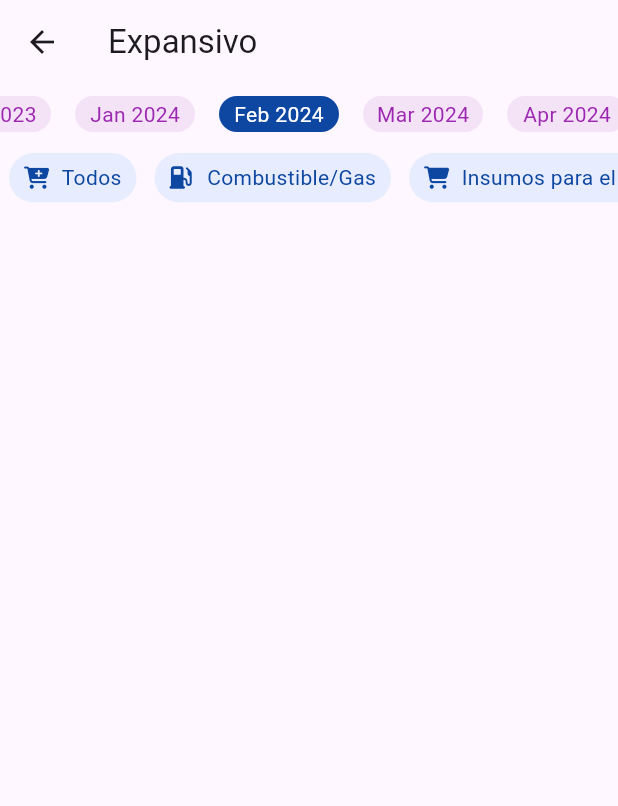
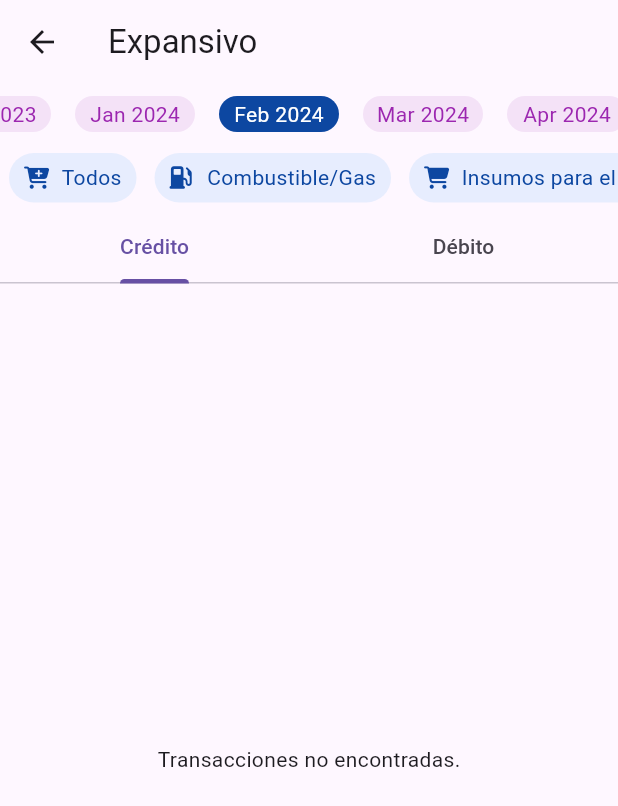
Before and after one commit to ChrisShadow/uaa_expense_tracker, a Flutter app: the Transaction screen opened directly, after a tap on an icon or button, on a phone screen of 412 x 824 dp. Shown: the top 806 px of the screen. Run offline on Flutter 3.47's test engine with Material 3 defaults, Android fonts, the phone set to English and light mode, and no system bars; our stand-ins replace cloud_firestore, firebase_auth, firebase_core, font_awesome_flutter; accounts and stored records are empty.

Commit message:
filter of transactions 2hs/2hs

```diff
--- a/lib/screens/trans_screen.dart
+++ b/lib/screens/trans_screen.dart
@@ -1,10 +1,28 @@
 import 'package:flutter/material.dart';
+import 'package:intl/intl.dart';
 
 import '../widget/category_list.dart';
+import '../widget/tab_var_view.dart';
 import '../widget/time_line.dart';
 
-class Transaction extends StatelessWidget {
+class Transaction extends StatefulWidget {
   const Transaction({super.key});
+
+  @override
+  State<Transaction> createState() => _TransactionState();
+}
+
+class _TransactionState extends State<Transaction> {
+  var category="Todos";
+  var monthYear="";
+  @override
+  void initState(){
+    super.initState();
+    DateTime now=DateTime.now();
+    setState(() {
+      monthYear=DateFormat('MMM y').format(now);
+    });
+  }
 
   @override
   Widget build(BuildContext context) {
@@ -13,16 +31,27 @@ class Transaction extends StatelessWidget {
         title: const Text("Expansivo"),
 
       ),
-      body: SingleChildScrollView(
-        child: Column(
+      body: Column(
           children: [
             TimeLineMonth(onChanged: (
-                String? value) {  },),
+                String? value) {
+              if(value != null){
+                setState(() {
+                  monthYear = value;
+                });
+              }
+            },),
             CategoryList(onChanged: (
-                String? value) {  },)
+                String? value) {
+              if(value != null){
+                setState(() {
+                  category = value;
+                });
+              }
+            },),
+            TypeTabVar(category: category, monthYear: monthYear,),
           ],
         ),
-      ),
     );
   }
 }
--- /dev/null
+++ b/lib/widget/tab_var_view.dart
@@ -0,0 +1,27 @@
+import 'package:expense_tracker/widget/transaction_list.dart';
+import 'package:flutter/material.dart';
+
+class TypeTabVar extends StatelessWidget {
+  const TypeTabVar({super.key, required this.category, required this.monthYear});
+  final String category;
+  final String monthYear;
+
+
+  @override
+  Widget build(BuildContext context) {
+    return Expanded(child: DefaultTabController(
+      length: 2,
+        child: Column(
+          children:   [
+            const TabBar(tabs: [
+            Tab(text: "Crédito",),
+            Tab(text: "Débito",),
+            ]),
+            Expanded(child: TabBarView(children: [
+              TransactionList(category: category,monthYear: monthYear, type: 'crédito' ,),
+              TransactionList(category: category,monthYear: monthYear , type: 'débito',),
+            ],))
+          ]),
+    ));
+  }
+}
--- a/lib/widget/transact_cards.dart
+++ b/lib/widget/transact_cards.dart
@@ -45,7 +45,7 @@ class RecentTransactionsList extends StatelessWidget {
         if(snapshot.hasError){
           return const Text("Algo no salió bien.");
         }
-        else if(snapshot.connectionState==ConnectionState.waiting){
+        else if(snapshot.connectionState == ConnectionState.waiting){
           return const Text("Cargando,favor aguarde.");
         }
         else if(!snapshot.hasData || snapshot.data!.docs.isEmpty){
--- /dev/null
+++ b/lib/widget/transaction_list.dart
@@ -0,0 +1,52 @@
+import 'package:cloud_firestore/cloud_firestore.dart';
+import 'package:expense_tracker/widget/transaction_card.dart';
+import 'package:firebase_auth/firebase_auth.dart';
+import 'package:flutter/material.dart';
+
+class TransactionList extends StatelessWidget {
+  TransactionList({super.key, required this.category, required this.type, required this.monthYear});
+
+  final userId=FirebaseAuth.instance.currentUser!.uid;
+  final String category;
+  final String type;
+  final String monthYear;
+
+  @override
+  Widget build(BuildContext context){
+    Query query=FirebaseFirestore.instance
+        .collection('users')
+        .doc(userId)
+        .collection("transactions")
+        .orderBy('timestamp',descending: true)
+        .where('monthYear',isEqualTo: monthYear)
+        .where('type', isEqualTo: type);
+
+    if(category != 'Todos'){
+      query=query.where('category',isEqualTo: category);
+
+    }
+
+    return FutureBuilder<QuerySnapshot>(
+        future: query.limit(150).get(),
+        builder: (BuildContext context, AsyncSnapshot<QuerySnapshot> snapshot){
+          if(snapshot.hasError){
+            return const Text("Algo no salió bien.");
+          }
+          else if(snapshot.connectionState == ConnectionState.waiting){
+            return const Text("Cargando,favor aguarde.");
+          }
+          else if(!snapshot.hasData || snapshot.data!.docs.isEmpty){
+            return const Center(child: Text("Transacciones no encontradas."),);
+          }
+          var data=snapshot.data!.docs;
+          return ListView.builder(
+              shrinkWrap: true,
+              itemCount: data.length,
+              physics: const NeverScrollableScrollPhysics(),
+              itemBuilder: (context, index){
+                var cardData=data[index];
+                return TransactionCard(data: cardData,);
+              });
+        });
+  }
+}
```
Also changed, not shown: lib/widget/category_list.dart (+0 -11 lines).
